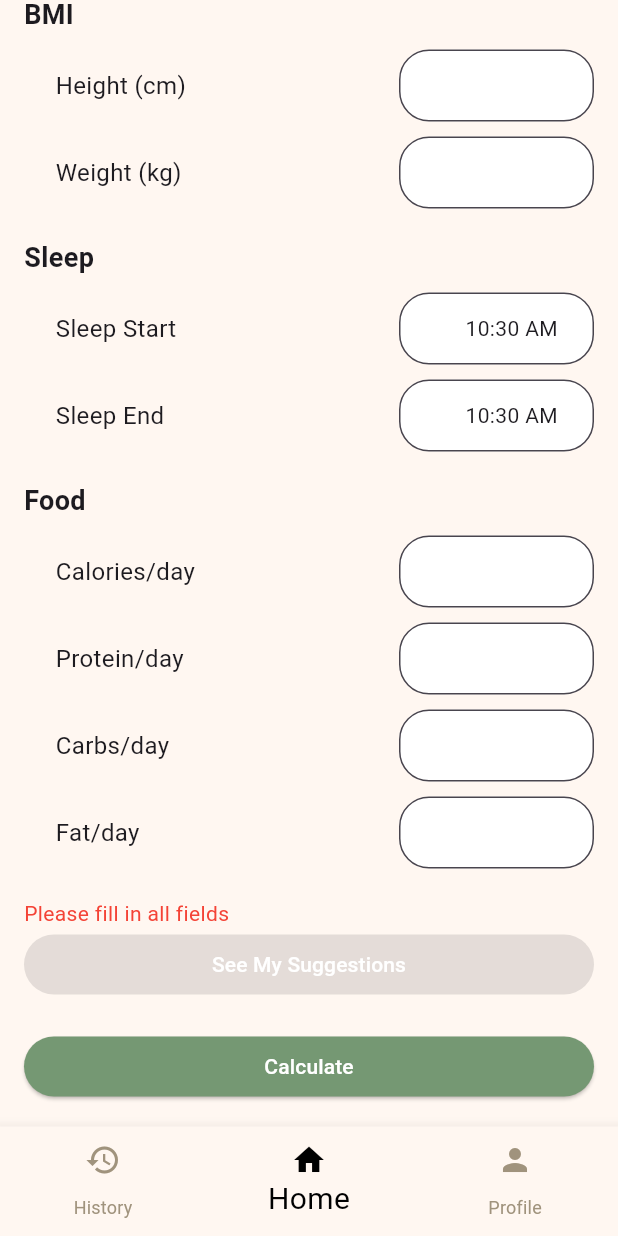
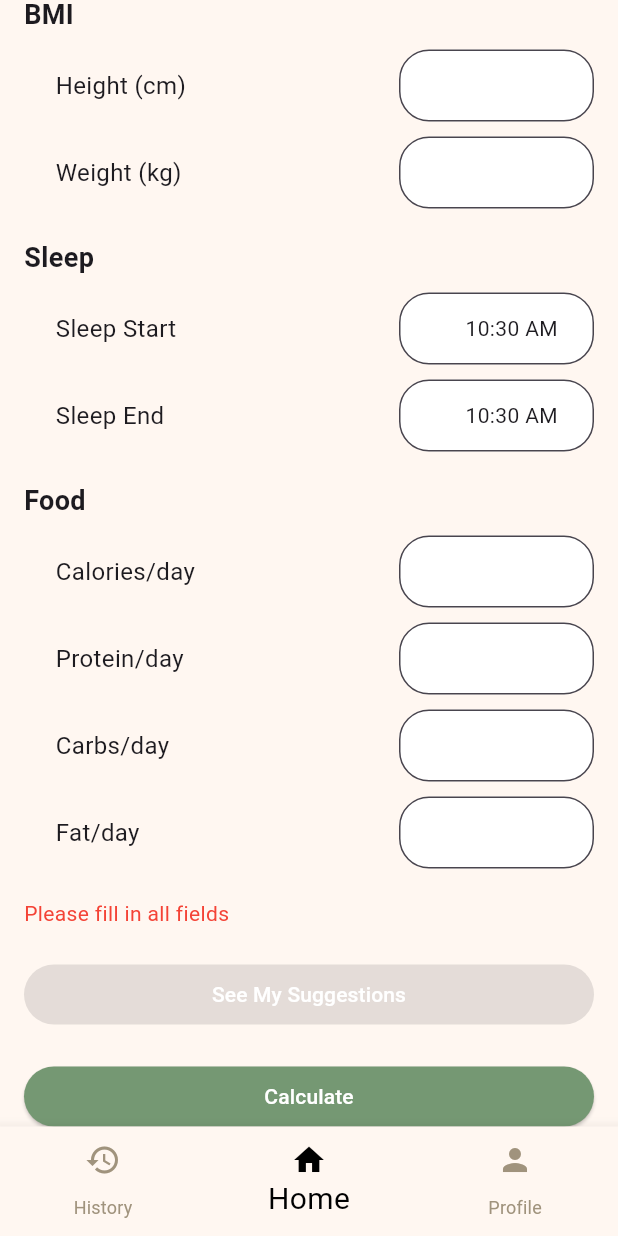
Before and after one commit to tnptnw/Rule-Fit, a Flutter app: the HomePage screen opened by its route, scrolled down 134 dp, on a phone screen of 412 x 824 dp. Run offline on Flutter 3.47's test engine with Material 3 defaults, Android fonts, the light colour scheme and no system bars; our stand-ins replace image_picker, shared_preferences; accounts and stored records are empty; Roboto replaces fonts that are missing (KleeOne).

Commit message:
edit homepage

```diff
--- a/Frontend/rule_fit/lib/pages/home.dart
+++ b/Frontend/rule_fit/lib/pages/home.dart
@@ -451,18 +451,23 @@ class _HomePageState extends State<HomePage> {
                 ],
               ),
               const SizedBox(height: 20.0),
-              if(errorMessage.isNotEmpty)
+              if (errorMessage.isNotEmpty)
                 Text(
                   errorMessage,
                   style: const TextStyle(color: Colors.red),
                 ),
+              const SizedBox(
+                height: 20,
+              ),
               ElevatedButton(
-                onPressed: _validateFields() ? () {
-                  setState(() {
-                    showSuggestions = true;
-                    showInputFields = false;
-                  });
-                } : null,
+                onPressed: _validateFields()
+                    ? () {
+                        setState(() {
+                          showSuggestions = true;
+                          showInputFields = false;
+                        });
+                      }
+                    : null,
                 style: ElevatedButton.styleFrom(
                   backgroundColor: const Color(0xFFEDC4A6).withOpacity(0.75),
                 ),
```
